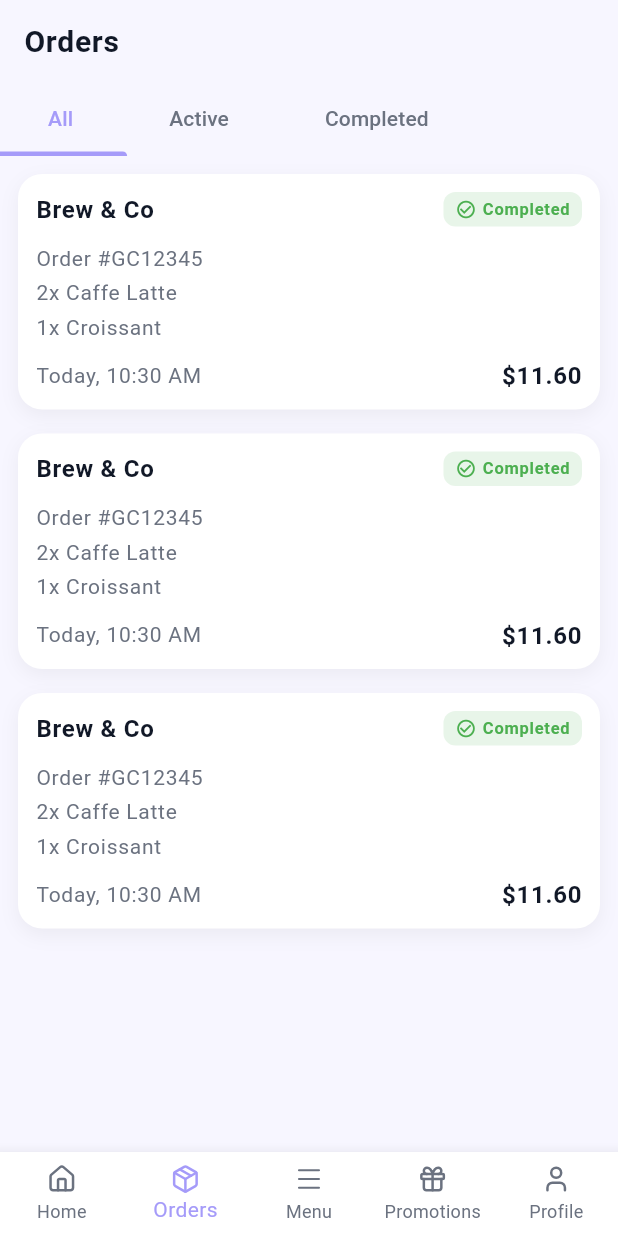
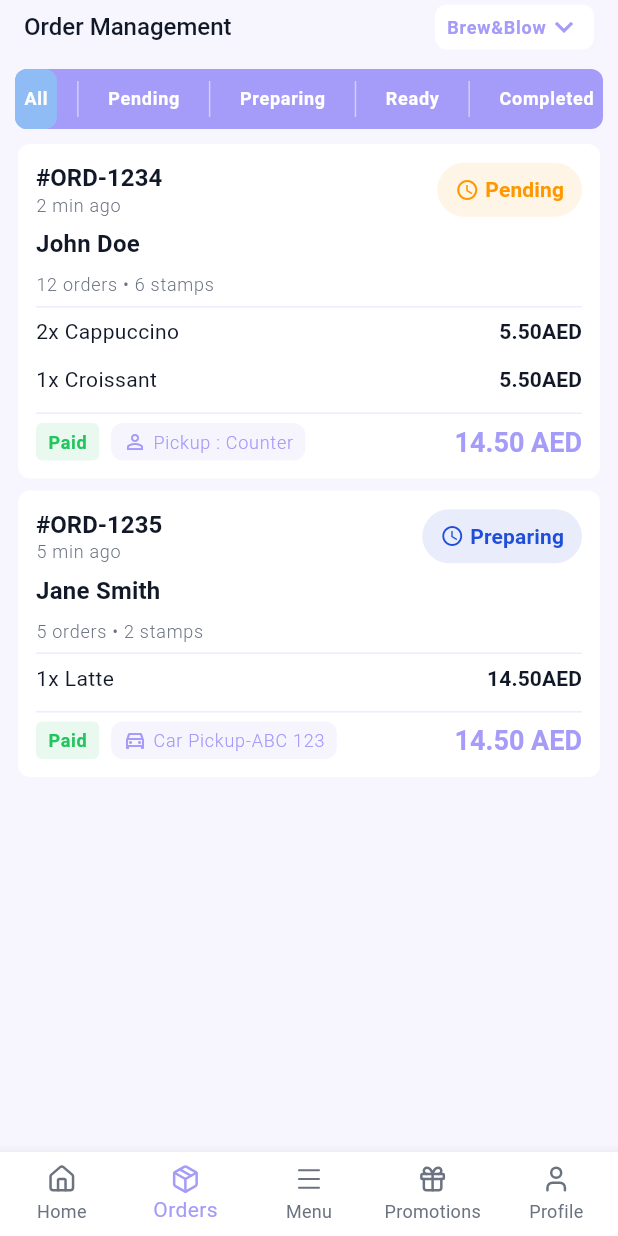
Before and after one commit to moury12/grabby-app, a Flutter app: the ShopNavigationPage screen opened by its route, item 2 of the bottom bar chosen, on a phone screen of 412 x 824 dp. Run offline on Flutter 3.47's test engine with Material 3 defaults, Android fonts, the phone set to English and light mode, and no system bars; our stand-ins replace bloc, cached_network_image, flutter_bloc, flutter_svg, get_it, go_router and 3 more; accounts and stored records are empty; network calls fail; Roboto replaces fonts that are missing (Poppins); project files that could hold a hidden picture were left out.

Commit message:
style : order history + details

```diff
--- a/lib/src/core/constants/app_static_strings.dart
+++ b/lib/src/core/constants/app_static_strings.dart
@@ -265,4 +265,19 @@ class AppStaticStrings {
   static const String preparing = "Preparing";
   static const String pending = "Pending";
   static const String ready = "Ready";
+
+  // Shop Order Management
+  static const String orderManagement = "Order Management";
+  static const String startPreparing = "Start Preparing";
+  static const String markAsReady = "Mark as Ready";
+  static const String completeOrder = "Complete Order";
+  static const String acceptedStatus = "Accepted";
+  static const String placedStatus = "Placed";
+  static const String pickupCounter = "Pickup : Counter";
+  static const String carPickupWithPlate = "Car Pickup-";
+  static const String paid = "Paid";
+  static const String customerIsOnTheWay = "Customer is on the way";
+  static const String itemsCount = "items";
+  static const String ordersCount = "orders";
+  static const String stampsCount = "stamps";
 }
--- a/lib/src/core/routes/app_router.dart
+++ b/lib/src/core/routes/app_router.dart
@@ -225,6 +225,20 @@ class AppRouter {
           return const ShopNavigationPage();
         },
       ),
+      GoRoute(
+        path: RoutesPath.shopOrderManagementPath,
+        name: RoutesPath.shopOrderManagementPath,
+        builder: (BuildContext context, GoRouterState state) {
+          return const ShopOrderManagementPage();
+        },
+      ),
+      GoRoute(
+        path: RoutesPath.shopOrderDetailsPath,
+        name: RoutesPath.shopOrderDetailsPath,
+        builder: (BuildContext context, GoRouterState state) {
+          return const ShopOrderDetailsPage();
+        },
+      ),
     ],
   );
 }
--- a/lib/src/core/routes/routes_path.dart
+++ b/lib/src/core/routes/routes_path.dart
@@ -31,5 +31,7 @@ class RoutesPath {
   static const String changePasswordPath = "/change_password";
 
   static const String shopNavigationPath = '/ShopNavigationPage';
+  static const String shopOrderManagementPath = '/ShopOrderManagementPage';
+  static const String shopOrderDetailsPath = '/ShopOrderDetailsPage';
   static const String roleSelectionPath = "/RoleSelectionPage";
 }
--- a/lib/src/featurs/home/presentation/widgets/shop_order_item_widget.dart
+++ b/lib/src/featurs/home/presentation/widgets/shop_order_item_widget.dart
@@ -22,9 +22,7 @@ class ShopOrderItemWidget extends StatelessWidget {
 
   @override
   Widget build(BuildContext context) {
-    return Padding(
-      padding: const EdgeInsets.only(bottom: 12),
-      child: Row(
+    return Row(
       crossAxisAlignment: CrossAxisAlignment.start,
       children: [
         Expanded(
@@ -63,7 +61,6 @@ class ShopOrderItemWidget extends StatelessWidget {
           ],
         ),
       ],
-      ),
     );
   }
 
--- a/lib/src/featurs/navigation/presentation/pages/shop_navigation_page.dart
+++ b/lib/src/featurs/navigation/presentation/pages/shop_navigation_page.dart
@@ -26,7 +26,7 @@ class _ShopNavigationPageState extends State<ShopNavigationPage> {
   Widget build(BuildContext context) {
     final List<Widget> pages = [
       ShopHomePage(),
-      OrderHistoryPage(),
+      ShopOrderManagementPage(),
       MenuPage(),
       LoyaltyRewardPage(),
       ProfilePage(),
--- /dev/null
+++ b/lib/src/featurs/order/presentation/pages/shop_order_management_page.dart
@@ -0,0 +1,198 @@
+import '../../../../src_export.dart';
+
+class ShopOrderManagementPage extends StatefulWidget {
+  const ShopOrderManagementPage({super.key});
+
+  @override
+  State<ShopOrderManagementPage> createState() =>
+      _ShopOrderManagementPageState();
+}
+
+class _ShopOrderManagementPageState extends State<ShopOrderManagementPage> {
+  String selectedBranch = "Brew&Blow";
+  final List<String> branches = ["Brew&Blow", "Downtown", "Uptown"];
+  int selectedTabIndex = 0;
+
+  final List<String> tabs = [
+    AppStaticStrings.all,
+    AppStaticStrings.pending,
+    AppStaticStrings.preparing,
+    AppStaticStrings.ready,
+    AppStaticStrings.completed,
+  ];
+
+  @override
+  Widget build(BuildContext context) {
+    return Scaffold(
+      appBar: AppBar(
+        automaticallyImplyLeading: false,
+        title: Row(
+          mainAxisAlignment: MainAxisAlignment.spaceBetween,
+          children: [
+            CustomText(
+              AppStaticStrings.orderManagement,
+              variant: TextVariant.headlineSmall,
+              // fontWeight: FontWeight.bold,
+            ),
+            _buildBranchDropdown(),
+          ],
+        ),
+        bottom: PreferredSize(
+          preferredSize: const Size.fromHeight(40),
+          child: Padding(
+            padding: AppPadding.getPadding10(context),
+            child: Container(
+              height: 40,
+              decoration: BoxDecoration(
+                color: AppColors.kPrimaryColor,
+                borderRadius: BorderRadius.circular(8),
+              ),
+              child: Row(
+                mainAxisAlignment: MainAxisAlignment.spaceBetween,
+                children: List.generate(tabs.length * 2 - 1, (index) {
+                  if (index.isOdd) {
+                    return Container(
+                      width: 1,
+                      height: 24,
+                      color: Colors.white.withValues(alpha: 0.5),
+                    );
+                  }
+                  final tabIndex = index ~/ 2;
+                  final isSelected = selectedTabIndex == tabIndex;
+
+                  return GestureDetector(
+                    onTap: () => setState(() => selectedTabIndex = tabIndex),
+                    child: Container(
+                      padding: AppPadding.getPadding6H(context),
+                      height: double.infinity,
+
+                      alignment: Alignment.center,
+                      decoration: BoxDecoration(
+                        color: isSelected
+                            ? AppColors
+                                  .kSecondaryColor // Light blue highlight
+                            : Colors.transparent,
+                        borderRadius: isSelected
+                            ? BorderRadius.circular(8)
+                            : null,
+                      ),
+                      child: CustomText(
+                        tabs[tabIndex],
+                        variant: TextVariant.labelMedium,
+                        color: Colors.white,
+                        fontWeight: FontWeight.bold,
+                      ),
+                    ),
+                  );
+                }),
+              ),
+            ),
+          ),
+        ),
+      ),
+      body: _buildOrderList(tabs[selectedTabIndex]),
+    );
+  }
+
+  Widget _buildBranchDropdown() {
+    return Container(
+      padding: const EdgeInsets.symmetric(horizontal: 8),
+      decoration: BoxDecoration(
+        color: Colors.white,
+        borderRadius: BorderRadius.circular(8),
+      ),
+      child: DropdownButtonHideUnderline(
+        child: SizedBox(
+          height: 30,
+          child: DropdownButton<String>(
+            value: selectedBranch,
+            icon: const Icon(
+              Icons.keyboard_arrow_down,
+              color: AppColors.kPrimaryColor,
+            ),
+            style: TextStyle(
+              color: AppColors.kPrimaryColor,
+              fontSize: ResponsiveTextSizes.getFontSizeSmall(context),
+              fontWeight: FontWeight.w800,
+            ),
+            onChanged: (String? newValue) {
+              if (newValue != null) {
+                setState(() => selectedBranch = newValue);
+              }
+            },
+            items: branches.map<DropdownMenuItem<String>>((String value) {
+              return DropdownMenuItem<String>(
+                value: value,
+                child: CustomText(
+                  value,
+                  variant: TextVariant.labelSmall,
+                  color: AppColors.kPrimaryColor,
+                  fontWeight: FontWeight.w700,
+                ),
+              );
+            }).toList(),
+          ),
+        ),
+      ),
+    );
+  }
+
+  Widget _buildOrderList(String filter) {
+    // Dummy Data
+    final List<Map<String, dynamic>> dummyOrders = [
+      {
+        "id": "#ORD-1234",
+        "time": "2 min ago",
+        "customer": "John Doe",
+        "orderCount": 12,
+        "stampCount": 6,
+        "items": [
+          {"qty": 2, "name": "Cappuccino", "price": "5.50"},
+          {"qty": 1, "name": "Croissant", "price": "5.50"},
+        ],
+        "status": AppStaticStrings.pending,
+        "pickup": AppStaticStrings.pickupCounter,
+        "total": "14.50",
+      },
+      {
+        "id": "#ORD-1235",
+        "time": "5 min ago",
+        "customer": "Jane Smith",
+        "orderCount": 5,
+        "stampCount": 2,
+        "items": [
+          {"qty": 1, "name": "Latte", "price": "14.50"},
+        ],
+        "status": AppStaticStrings.preparing,
+        "pickup": "${AppStaticStrings.carPickupWithPlate}ABC 123",
+        "total": "14.50",
+      },
+    ];
+
+    final filteredOrders = filter == AppStaticStrings.all
+        ? dummyOrders
+        : dummyOrders.where((o) => o['status'] == filter).toList();
+
+    return ListView.builder(
+      padding: AppPadding.getPadding12H(context),
+      itemCount: filteredOrders.length,
+      itemBuilder: (context, index) {
+        final order = filteredOrders[index];
+        return ShopOrderCard(
+          orderId: order['id'],
+          time: order['time'],
+          customerName: order['customer'],
+          orderCount: order['orderCount'],
+          stampCount: order['stampCount'],
+          items: List<Map<String, dynamic>>.from(order['items']),
+          status: order['status'],
+          pickupType: order['pickup'],
+          totalPrice: order['total'],
+          onTap: () {
+            context.pushNamed(RoutesPath.shopOrderDetailsPath);
+          },
+        );
+      },
+    );
+  }
+}
--- a/lib/src/featurs/order/presentation/presentation_export.dart
+++ b/lib/src/featurs/order/presentation/presentation_export.dart
@@ -2,4 +2,7 @@ export 'pages/order_canceled_page.dart';
 export 'pages/order_traking_map_view_page.dart';
 export 'pages/order_history_page.dart';
 export 'pages/order_tracking_page.dart';
+export 'pages/shop_order_management_page.dart';
+export 'pages/shop_order_details_page.dart';
 export 'widgets/order_card.dart';
+export 'widgets/shop_order_card.dart';
--- /dev/null
+++ b/lib/src/featurs/order/presentation/widgets/shop_order_card.dart
@@ -0,0 +1,214 @@
+import '../../../../src_export.dart';
+
+class ShopOrderCard extends StatelessWidget {
+  final String orderId;
+  final String time;
+  final String customerName;
+  final int orderCount;
+  final int stampCount;
+  final List<Map<String, dynamic>> items;
+  final String status;
+  final String pickupType;
+  final String totalPrice;
+  final bool isPaid;
+  final VoidCallback? onTap;
+
+  const ShopOrderCard({
+    super.key,
+    required this.orderId,
+    required this.time,
+    required this.customerName,
+    required this.orderCount,
+    required this.stampCount,
+    required this.items,
+    required this.status,
+    required this.pickupType,
+    required this.totalPrice,
+    this.isPaid = true,
+    this.onTap,
+  });
+
+  @override
+  Widget build(BuildContext context) {
+    return ButtonTapWidget(
+      onTap: onTap,
+      child: Container(
+        margin: const EdgeInsets.only(bottom: 8),
+        padding: AppPadding.getPadding12(context),
+        decoration: BoxDecoration(
+          color: Colors.white,
+          borderRadius: BorderRadius.circular(appRadius),
+        ),
+        child: Column(
+          spacing: 6,
+          crossAxisAlignment: CrossAxisAlignment.start,
+          children: [
+            Row(
+              mainAxisAlignment: MainAxisAlignment.spaceBetween,
+              children: [
+                Column(
+                  crossAxisAlignment: CrossAxisAlignment.start,
+                  children: [
+                    CustomText(
+                      orderId,
+                      variant: TextVariant.titleLarge,
+                      fontWeight: FontWeight.bold,
+                    ),
+                    CustomText(
+                      time,
+                      variant: TextVariant.labelSmall,
+                      color: AppColors.kSecondaryTextColor,
+                    ),
+                  ],
+                ),
+                _buildStatusBanner(status),
+              ],
+            ),
+
+            CustomText(
+              customerName,
+              variant: TextVariant.titleMedium,
+              fontWeight: FontWeight.bold,
+            ),
+            CustomText(
+              "$orderCount ${AppStaticStrings.ordersCount} \u2022 $stampCount ${AppStaticStrings.stampsCount}",
+              variant: TextVariant.labelSmall,
+              color: AppColors.kSecondaryTextColor,
+            ),
+
+            const Divider(height: 1, color: AppColors.kAccentColor),
+
+            ...items.map(
+              (item) => Padding(
+                padding: const EdgeInsets.only(bottom: 6),
+                child: Row(
+                  mainAxisAlignment: MainAxisAlignment.spaceBetween,
+                  children: [
+                    CustomText(
+                      "${item['qty']}x ${item['name']}",
+                      variant: TextVariant.bodyMedium,
+                    ),
+                    CustomText(
+                      "${item['price']}AED",
+                      variant: TextVariant.titleSmall,
+                      fontWeight: FontWeight.bold,
+                    ),
+                  ],
+                ),
+              ),
+            ),
+
+            const Divider(height: 1, color: AppColors.kAccentColor),
+
+            Row(
+              mainAxisAlignment: MainAxisAlignment.spaceBetween,
+              children: [
+                Row(
+                  spacing: 8,
+                  children: [
+                    if (isPaid)
+                      Container(
+                        padding: const EdgeInsets.symmetric(
+                          horizontal: 8,
+                          vertical: 4,
+                        ),
+                        decoration: BoxDecoration(
+                          color: AppColors.kGreenColor.withValues(alpha: 0.1),
+                          borderRadius: BorderRadius.circular(4),
+                        ),
+                        child: CustomText(
+                          AppStaticStrings.paid,
+                          variant: TextVariant.labelSmall,
+                          color: AppColors.kGreenColor,
+                          fontWeight: FontWeight.bold,
+                        ),
+                      ),
+                    Container(
+                      padding: const EdgeInsets.symmetric(
+                        horizontal: 8,
+                        vertical: 4,
+                      ),
+                      decoration: BoxDecoration(
+                        color: AppColors.kPrimaryColor.withValues(alpha: 0.1),
+                        borderRadius: BorderRadius.circular(appRadius),
+                      ),
+                      child: Row(
+                        spacing: 4,
+                        children: [
+                          Icon(
+                            pickupType.contains('Car')
+                                ? Icons.directions_car_filled_outlined
+                                : Icons.person_outline,
+                            size: 16,
+                            color: AppColors.kPrimaryColor,
+                          ),
+                          CustomText(
+                            pickupType,
+                            variant: TextVariant.labelSmall,
+                            color: AppColors.kPrimaryColor,
+                          ),
+                        ],
+                      ),
+                    ),
+                  ],
+                ),
+                CustomText(
+                  "$totalPrice AED",
+                  variant: TextVariant.headlineMedium,
+                  color: AppColors.kPrimaryColor,
+                  fontWeight: FontWeight.bold,
+                ),
+              ],
+            ),
+          ],
+        ),
+      ),
+    );
+  }
+
+  Widget _buildStatusBanner(String status) {
+    Color color;
+    switch (status) {
+      case AppStaticStrings.pending:
+        color = Colors.orange;
+        break;
+      case AppStaticStrings.preparing:
+        color = AppColors.kBlueColor;
+        break;
+      case AppStaticStrings.ready:
+        color = AppColors.kGreenColor;
+        break;
+      case AppStaticStrings.completed:
+        color = AppColors.kSecondaryTextColor;
+        break;
+      default:
+        color = AppColors.kPrimaryColor;
+    }
+
+    return Container(
+      padding: const EdgeInsets.symmetric(horizontal: 12, vertical: 8),
+      decoration: BoxDecoration(
+        color: color.withValues(alpha: 0.1),
+        borderRadius: BorderRadius.circular(24),
+      ),
+      child: Row(
+        spacing: 4,
+        children: [
+          Icon(
+            status == AppStaticStrings.ready
+                ? Icons.check_circle_outline
+                : Icons.access_time,
+            size: 16,
+            color: color,
+          ),
+          CustomText(
+            status,
+            variant: TextVariant.labelLarge,
+            color: color,
+            fontWeight: FontWeight.bold,
+          ),
+        ],
+      ),
+    );
+  }
+}
```
Also changed, not shown: lib/src/featurs/order/presentation/pages/shop_order_details_page.dart (added, +297 -0 lines). Lines whose indentation alone changed are shown as unchanged.
